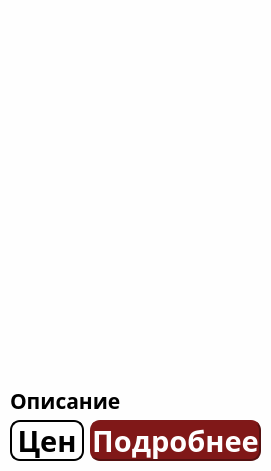
Qt form card.ui (yobysheva/pyQT_DressesStore) before a commit.
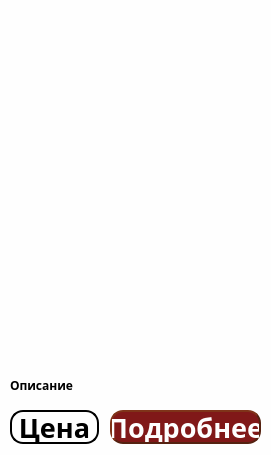
The same form after that commit.

The edit to the form file:
```diff
--- a/card.ui
+++ b/card.ui
@@ -7,7 +7,7 @@
     <x>0</x>
     <y>0</y>
     <width>271</width>
-    <height>471</height>
+    <height>455</height>
    </rect>
   </property>
   <property name="font">
@@ -21,60 +21,30 @@
   <property name="styleSheet">
    <string notr="true">background: rgb(254,254,254)</string>
   </property>
-  <widget class="QLabel" name="name">
-   <property name="geometry">
-    <rect>
-     <x>10</x>
-     <y>380</y>
-     <width>251</width>
-     <height>41</height>
-    </rect>
-   </property>
-   <property name="font">
-    <font>
-     <family>HelveticaNeueCyr</family>
-     <pointsize>16</pointsize>
-     <weight>50</weight>
-     <italic>false</italic>
-     <bold>false</bold>
-    </font>
-   </property>
-   <property name="styleSheet">
-    <string notr="true">color: black;
-font-weight: bold;
-font: 16pt &quot;HelveticaNeueCyr&quot;;</string>
-   </property>
-   <property name="text">
-    <string>Описание</string>
-   </property>
-  </widget>
   <widget class="QWidget" name="verticalLayoutWidget">
    <property name="geometry">
     <rect>
      <x>10</x>
      <y>10</y>
      <width>251</width>
-     <height>361</height>
+     <height>351</height>
     </rect>
    </property>
    <layout class="QVBoxLayout" name="verticalLayout"/>
   </widget>
-  <widget class="QWidget" name="horizontalLayoutWidget">
-   <property name="geometry">
-    <rect>
-     <x>10</x>
-     <y>420</y>
-     <width>251</width>
-     <height>41</height>
-    </rect>
-   </property>
-   <layout class="QHBoxLayout" name="horizontalLayout_2" stretch="1,2">
-    <item>
      <widget class="QPushButton" name="price">
+   <property name="geometry">
+    <rect>
+     <x>10</x>
+     <y>410</y>
+     <width>89</width>
+     <height>34</height>
+    </rect>
+   </property>
       <property name="font">
        <font>
         <family>Futurespore Cyrillic</family>
-        <pointsize>22</pointsize>
+     <pointsize>20</pointsize>
         <weight>50</weight>
         <italic>false</italic>
         <bold>false</bold>
@@ -92,24 +62,30 @@
 }
 QPushButton {
 border: 2px solid #000;
-border-radius: 10px;
+border-radius: 13px;
 border-style: outset;
 color: black;
 font-weight: bold;
-font: 22pt &quot;Futurespore Cyrillic&quot;;
+font: 20pt &quot;Futurespore Cyrillic&quot;;
 }</string>
       </property>
       <property name="text">
-       <string>Цен</string>
-      </property>
-     </widget>
-    </item>
-    <item>
+    <string>Цена</string>
+   </property>
+  </widget>
      <widget class="QPushButton" name="details">
+   <property name="geometry">
+    <rect>
+     <x>110</x>
+     <y>410</y>
+     <width>151</width>
+     <height>34</height>
+    </rect>
+   </property>
       <property name="font">
        <font>
         <family>Futurespore Cyrillic</family>
-        <pointsize>22</pointsize>
+     <pointsize>20</pointsize>
         <weight>50</weight>
         <italic>false</italic>
         <bold>false</bold>
@@ -120,21 +96,39 @@
     background-color: rgb(108,8,8);
 }
 QPushButton {
-border: 2px solid #511;
-border-radius: 10px;
+border: 2px solid #521;
+border-radius: 13px;
 border-style: outset;
 background: rgb(128,24,24);
 color:rgb(254,254,254);
 font-weight: bold;
-font: 22pt &quot;Futurespore Cyrillic&quot;;
+font: 20pt &quot;Futurespore Cyrillic&quot;;
 }</string>
       </property>
       <property name="text">
        <string>Подробнее</string>
       </property>
-     </widget>
-    </item>
-   </layout>
+   <property name="autoDefault">
+    <bool>false</bool>
+   </property>
+  </widget>
+  <widget class="QLabel" name="name">
+   <property name="geometry">
+    <rect>
+     <x>10</x>
+     <y>370</y>
+     <width>251</width>
+     <height>31</height>
+    </rect>
+   </property>
+   <property name="styleSheet">
+    <string notr="true">color: black;
+font-weight: bold;
+font: 16pt &quot;HelveticaNeueCyr&quot;;</string>
+   </property>
+   <property name="text">
+    <string>Описание</string>
+   </property>
   </widget>
  </widget>
  <resources/>
```
Left out of the diff: 4 changed lines with no effect on the pictures. Lines whose indentation alone changed are shown as unchanged.
